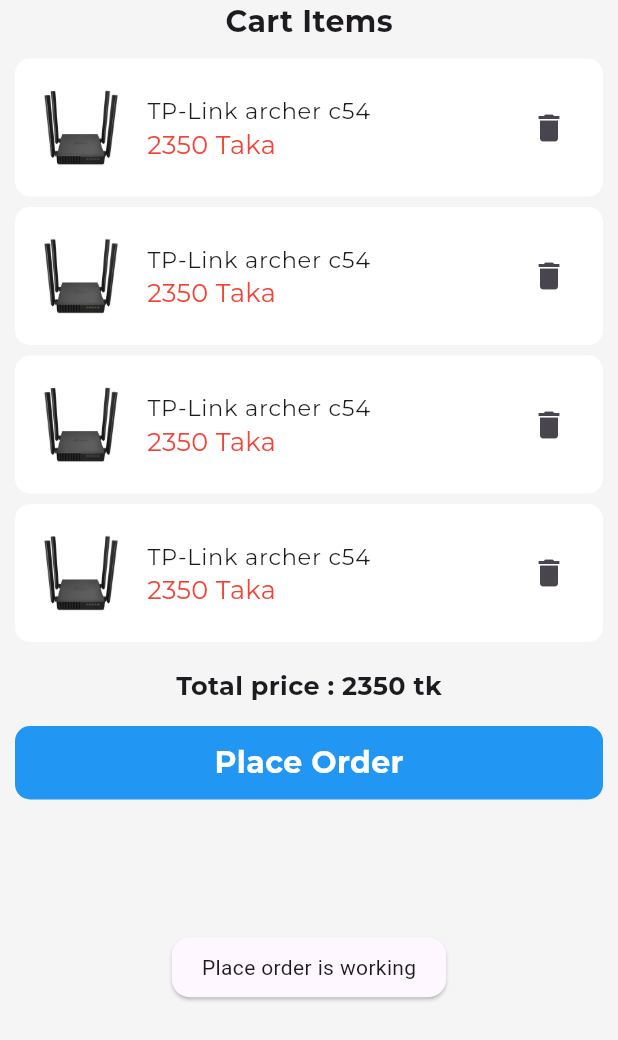
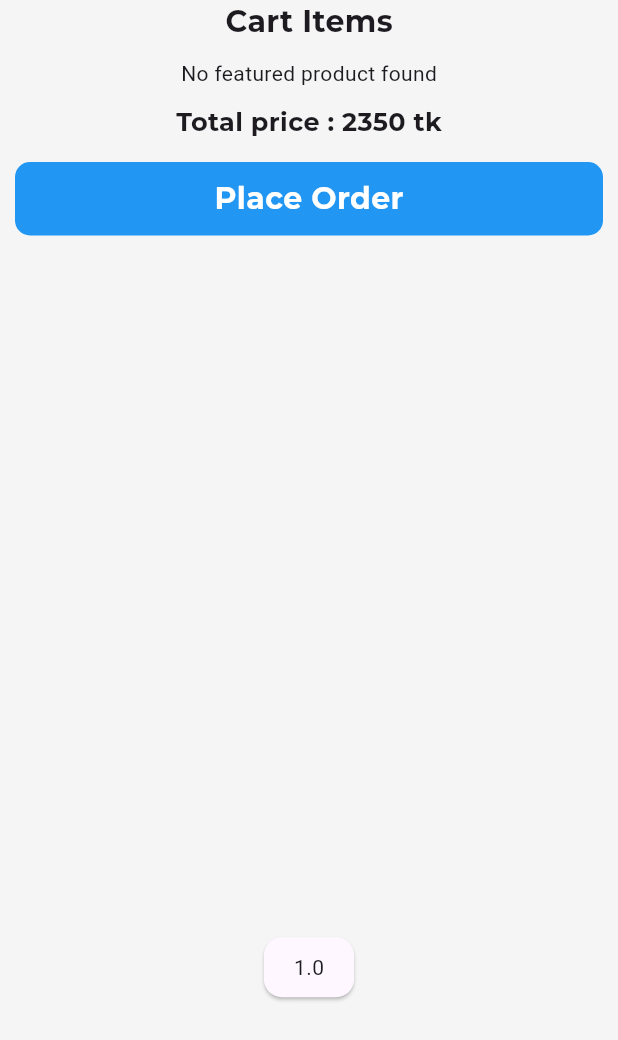
Before and after one commit to AbirHasanShuvo/seed_hub, a Flutter app: the CartScreen screen opened directly, after a tap on "Place Order", on a phone screen of 412 x 824 dp. Shown: the top 1040 px of the screen. Run offline on Flutter 3.47's test engine with Material 3 defaults, Android fonts, the phone set to English and light mode, and no system bars; our stand-ins replace cloud_firestore, firebase_auth, firebase_core, get, google_fonts, google_sign_in and 3 more; accounts and stored records are empty; project files that could hold a hidden picture were left out.

Commit message:
retrieving data from firebase to carts

```diff
--- a/lib/services/firestore_services.dart
+++ b/lib/services/firestore_services.dart
@@ -32,7 +32,12 @@
   }
 
   static gegureProduct() {
+    return firestore.collection(productsCollection).id;
+  }
+
+  static getCartItems() {
     return firestore
-        .collection(productsCollection).id;
+        .collection('carts')
+        .where('added_by', isEqualTo: currentUser!.uid).get();
   }
 }
--- a/lib/views/cart_screen/cart_screen.dart
+++ b/lib/views/cart_screen/cart_screen.dart
@@ -1,7 +1,7 @@
+import 'package:cloud_firestore/cloud_firestore.dart';
 import 'package:flutter/material.dart';
 import 'package:seed_hub/common_widgets/text_widget.dart';
 import 'package:seed_hub/const/const.dart';
-import 'package:seed_hub/const/images.dart';
 import 'package:seed_hub/services/firestore_services.dart';
 
 class CartScreen extends StatelessWidget {
@@ -9,6 +9,7 @@
 
   @override
   Widget build(BuildContext context) {
+    var totalPrice = 1.0;
     return Scaffold(
         backgroundColor: Colors.grey.shade100,
         body: SafeArea(
@@ -24,29 +25,65 @@
                       fontweight: FontWeight.bold,
                       fontFamily: mainFont),
                   10.heightBox,
-                  Column(
+                  FutureBuilder(
+                      future: FirestoreServices.getCartItems(),
+                      builder: (BuildContext context,
+                          AsyncSnapshot<QuerySnapshot> snapshot) {
+                        if (!snapshot.hasData) {
+                          return const Center(
+                            child: Text('loading....'),
+                          );
+                        } else if (snapshot.data!.docs.isEmpty) {
+                          return Center(
+                            child: "No featured product found".text.make(),
+                          );
+                        } else {
+                          var cartItems = snapshot.data!.docs;
+                          //calculate the total price here
+                          for (int i = 0; i < cartItems.length; i++) {
+                            totalPrice =
+                                (totalPrice + cartItems[i]['total_price']);
+                          }
+                          return Column(
                             children: List.generate(
-                        4,
+                                cartItems.length,
                                 (index) => Container(
-                              padding: const EdgeInsets.symmetric(vertical: 10),
+                                      padding: const EdgeInsets.symmetric(
+                                          vertical: 10),
                                       decoration: BoxDecoration(
                                           color: Colors.white,
-                                  borderRadius: BorderRadius.circular(10)),
+                                          borderRadius:
+                                              BorderRadius.circular(10)),
                                       child: ListTile(
                                         onTap: () {
                                           VxToast.show(context,
                                               msg: "i am also working bro");
                                         },
-                                leading: Image.asset(routerOffer),
+                                        leading: Image.network(
+                                            cartItems[index]['img']),
                                         title: makeText(
-                                    text: 'TP-Link archer c54',
+                                            text: cartItems[index]['title'],
                                             fontFamily: mainFont,
                                             size: 15.0),
-                                subtitle: makeText(
-                                    text: '2350 Taka',
+                                        subtitle: Row(
+                                          children: [
+                                            Text(
+                                              '${cartItems[index]['total_price'].toString()}৳',
+                                              style: TextStyle(
                                                   color: Colors.red,
-                                    size: 17.0,
+                                                  fontSize: 15.0,
                                                   fontFamily: mainFont),
+                                            ),
+                                            5.widthBox,
+                                            Text(
+                                              ' (x${cartItems[index]['quantity'].toString()})',
+                                              style: TextStyle(
+                                                  color: Colors.red,
+                                                  fontSize: 13.0,
+                                                  fontFamily: mainFont),
+                                            ),
+                                          ],
+                                        ),
                                         trailing: const Icon(Icons.delete)
                                             .onTap(() {
                                               VxToast.show(context,
@@ -57,9 +94,12 @@
                                       ),
                                     )
                                         .box
-                                .margin(const EdgeInsets.only(bottom: 7))
+                                        .margin(
+                                            const EdgeInsets.only(bottom: 7))
                                         .make()),
-                  ),
+                          );
+                        }
+                      }),
                   10.heightBox,
                   makeText(
                       text: 'Total price : 2350 tk',
@@ -86,12 +126,14 @@
                           size: 20.0,
                           fontFamily: mainFont,
                           fontweight: FontWeight.bold,
-                        color: Colors.white
+                          color: Colors.white),
                     ),
-                    ),
-                  ).onTap(() {
-                    VxToast.show(context, msg: 'Place order is working');
-                  }).box.make(),
+                  )
+                      .onTap(() {
+                        VxToast.show(context, msg: '$totalPrice');
+                      })
+                      .box
+                      .make(),
                 ],
               ),
             ),
--- a/lib/views/profile_screen/profile_screen.dart
+++ b/lib/views/profile_screen/profile_screen.dart
@@ -6,6 +6,7 @@
 import 'package:seed_hub/const/list.dart';
 import 'package:seed_hub/services/firestore_services.dart';
 import 'package:seed_hub/views/profile_screen/edit_profile_screen.dart';
+import 'package:seed_hub/views/testing_page/testing_screen.dart';
 
 class ProfileScreen extends StatelessWidget {
   const ProfileScreen({super.key});
@@ -133,6 +134,9 @@
                         )
                             .onTap(() {
                               VxToast.show(context, msg: '$index');
+                              if(index == 1){
+                                Get.to(()=>TestingScreen());
+                              }
                             })
                             .box
                             .margin(const EdgeInsets.only(bottom: 7))
```
Also changed, not shown: lib/controllers/product_details_controller.dart (+11 -10 lines), lib/views/product_details_screen/product_details_screen.dart (+22 -3 lines), lib/views/testing_page/testing_screen.dart (added, +42 -0 lines). Lines whose indentation alone changed are shown as unchanged.
